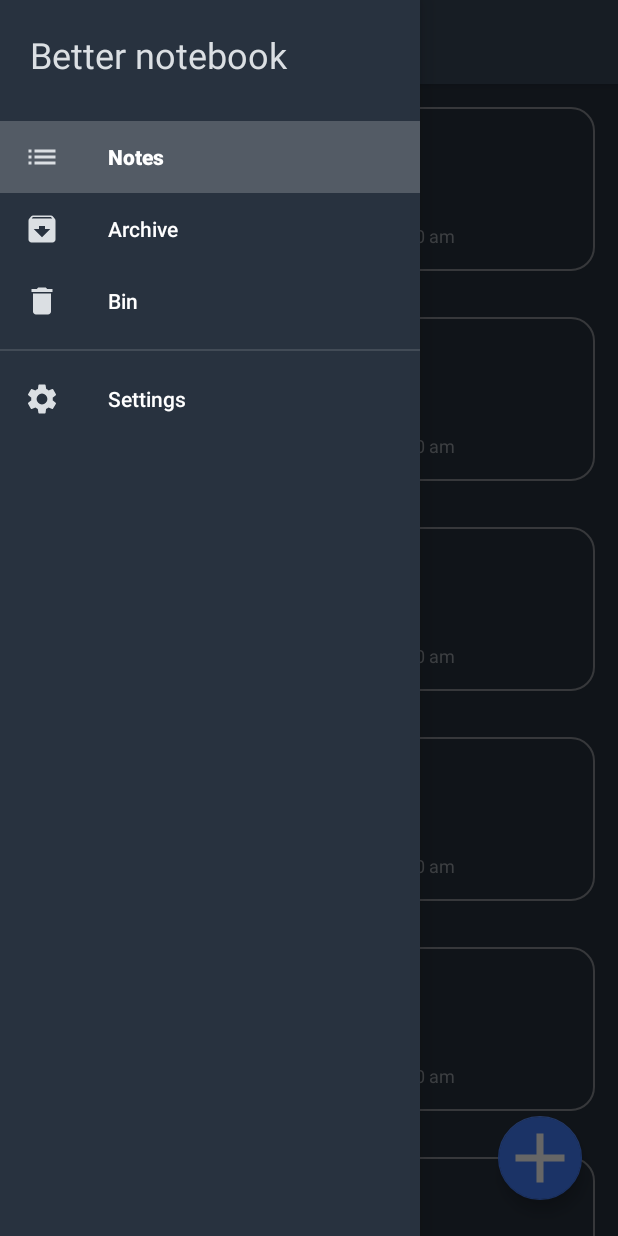
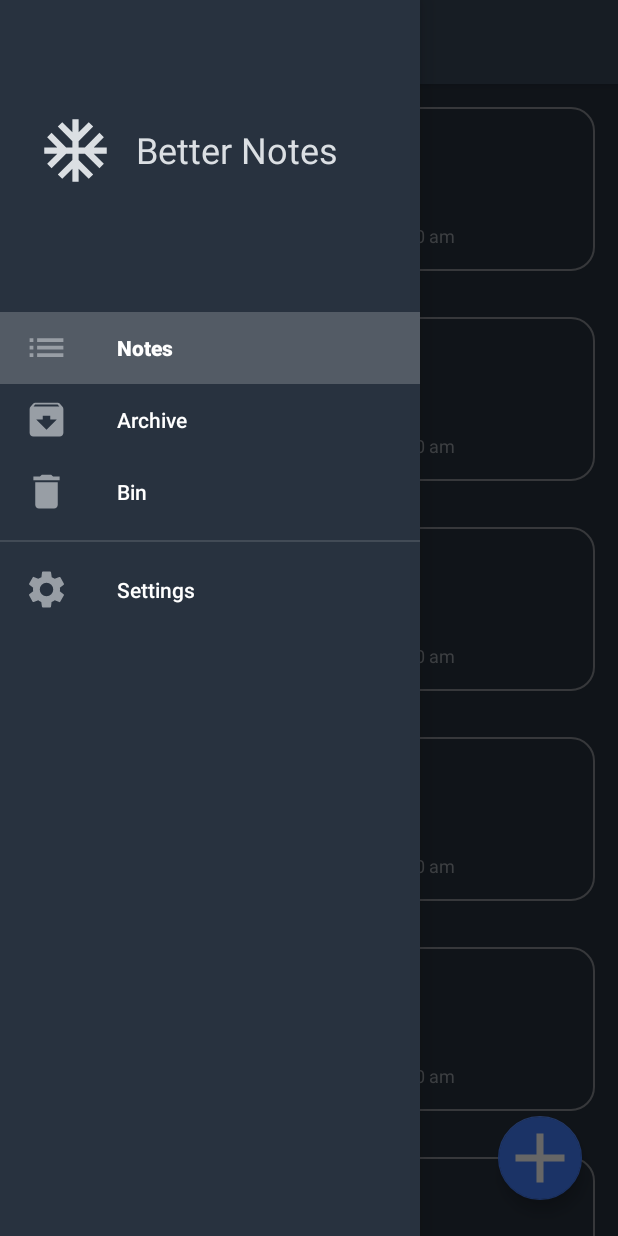
Before and after one commit to akhill4054/android-note-app-Kotlin, an Android app: the screen it shows after launch (MainActivity), with the side drawer open, on a phone screen of 412 x 824 dp. Run offline under Robolectric (Android 15) with nearby library versions, the phone set to English and light mode, and no system bars; our stand-ins replace Room's generated code, navigation-ui; 4 statements that could not run were skipped.

Commit message:
hello-world!!

```diff
--- a/app/src/main/java/com/example/notebookapp/Util.kt
+++ b/app/src/main/java/com/example/notebookapp/RecyclerView.kt
@@ -1,5 +1,7 @@
 package com.example.notebookapp
 
+import android.text.Layout
+import android.util.Log
 import android.view.LayoutInflater
 import android.view.View
 import android.view.ViewGroup
@@ -8,17 +10,23 @@ import androidx.recyclerview.widget.RecyclerView
 import com.example.notebookapp.database.Note
 
 
-class ItemViewHolder(itemView: View, val onNoteListener: NoteAdapter.OnNoteClickListener): RecyclerView.ViewHolder(itemView), View.OnClickListener {
+class ItemViewHolder(itemView: View, val onNoteListener: NoteAdapter.OnNoteClickListener) :
+    RecyclerView.ViewHolder(itemView), View.OnClickListener, View.OnLongClickListener {
+    val rootView = itemView.findViewById<View>(R.id.root_view)
     val noteTitle = itemView.findViewById<TextView>(R.id.note_title)
     val noteContent = itemView.findViewById<TextView>(R.id.note_content)
     val noteAddedAt = itemView.findViewById(R.id.note_added_at) as TextView
 
     init {
         itemView.setOnClickListener(this)
+        itemView.setOnLongClickListener(this)
     }
 
     companion object {
-        fun from(parent: ViewGroup, onNoteListener: NoteAdapter.OnNoteClickListener): ItemViewHolder {
+        fun from(
+            parent: ViewGroup,
+            onNoteListener: NoteAdapter.OnNoteClickListener
+        ): ItemViewHolder {
             val layoutInflater = LayoutInflater.from(parent.context)
 
             val view = layoutInflater.inflate(R.layout.list_item_view, parent, false)
@@ -28,13 +36,28 @@ class ItemViewHolder(itemView: View, val onNoteListener: NoteAdapter.OnNoteClick
     }
 
     override fun onClick(v: View?) {
-        onNoteListener.onNoteClick(adapterPosition)
+        onNoteListener.onClick(adapterPosition)
     }
+
+    override fun onLongClick(v: View?): Boolean {
+        onNoteListener.onLongClick(adapterPosition)
+        return true
+    }
+
 }
 
-class NoteAdapter(val onNoteListener: OnNoteClickListener): RecyclerView.Adapter<ItemViewHolder>() {
+class NoteAdapter(val onNoteListener: OnNoteClickListener) :
+    RecyclerView.Adapter<ItemViewHolder>() {
+
+    var isSelectionOn = false
 
     var data = listOf<Note>()
+        set(value) {
+            field = value
+            notifyDataSetChanged()
+        }
+
+    var selectedItemPositions = Array(0) { -1 }
 
     override fun getItemCount() = data.size
 
@@ -55,6 +78,12 @@ class NoteAdapter(val onNoteListener: OnNoteClickListener): RecyclerView.Adapter
             holder.noteTitle.visibility = View.VISIBLE
             holder.noteContent.visibility = View.VISIBLE
         }
+
+        if (isSelectionOn && selectedItemPositions[position] == 1) {
+            holder.rootView.setBackgroundResource(R.drawable.selected_ripple)
+        } else {
+            holder.rootView.setBackgroundResource(R.drawable.ripple)
+        }
     }
 
     override fun onCreateViewHolder(parent: ViewGroup, viewType: Int): ItemViewHolder {
@@ -62,7 +91,9 @@ class NoteAdapter(val onNoteListener: OnNoteClickListener): RecyclerView.Adapter
     }
 
     interface OnNoteClickListener {
-        fun onNoteClick(position: Int)
+        fun onClick(position: Int)
+
+        fun onLongClick(position: Int)
     }
 
 }
--- a/app/src/main/java/com/example/notebookapp/database/NoteDatabase.kt
+++ b/app/src/main/java/com/example/notebookapp/database/NoteDatabase.kt
@@ -28,7 +28,7 @@ abstract class NoteDatabase: RoomDatabase() {
 
                     noteDao.clear()
 
-                    for (i in 1..10)
+                    for (i in 1..20)
                         noteDao.insert(
                             Note(
                                 title = "Sample note $i",
--- a/app/src/main/java/com/example/notebookapp/viewmodels/SharedNoteViewmodel.kt
+++ b/app/src/main/java/com/example/notebookapp/viewmodels/SharedNoteViewmodel.kt
@@ -17,9 +17,18 @@ class SharedNoteViewmodel(application: Application): AndroidViewModel(applicatio
     private val repository: NoteRepository
     val allNotes: LiveData<List<Note>>
 
+    // Opened note position
     var position = -1
+
+    // Saving note
     var saveNoteFlag = MutableLiveData<Boolean>()
     var tempNote = MutableLiveData<Note>()
+
+    // Selection stuff!
+    var isSelectionOn = false
+    var isAllSelected = false
+    var selectedItemPositions = Array(0) { 0 }
+    var selectionCount = 0
 
     init {
         val noteDao = NoteDatabase.getInstance(application, viewModelScope).noteDao
--- /dev/null
+++ b/app/src/main/res/drawable/ic_ac_unit_black_24dp.xml
@@ -0,0 +1,5 @@
+<vector android:height="100dp" android:tint="#384A5A"
+    android:viewportHeight="24.0" android:viewportWidth="24.0"
+    android:width="100dp" xmlns:android="http://schemas.android.com/apk/res/android">
+    <path android:fillColor="#FF000000" android:pathData="M22,11h-4.17l3.24,-3.24 -1.41,-1.42L15,11h-2V9l4.66,-4.66 -1.42,-1.41L13,6.17V2h-2v4.17L7.76,2.93 6.34,4.34 11,9v2H9L4.34,6.34 2.93,7.76 6.17,11H2v2h4.17l-3.24,3.24 1.41,1.42L9,13h2v2l-4.66,4.66 1.42,1.41L11,17.83V22h2v-4.17l3.24,3.24 1.42,-1.41L13,15v-2h2l4.66,4.66 1.41,-1.42L17.83,13H22z"/>
+</vector>
--- /dev/null
+++ b/app/src/main/res/drawable/ic_cancel_white_24dp.xml
@@ -0,0 +1,5 @@
+<vector android:height="24dp" android:tint="#FFFFFF"
+    android:viewportHeight="24.0" android:viewportWidth="24.0"
+    android:width="24dp" xmlns:android="http://schemas.android.com/apk/res/android">
+    <path android:fillColor="#FF000000" android:pathData="M12,2C6.47,2 2,6.47 2,12s4.47,10 10,10 10,-4.47 10,-10S17.53,2 12,2zM17,15.59L15.59,17 12,13.41 8.41,17 7,15.59 10.59,12 7,8.41 8.41,7 12,10.59 15.59,7 17,8.41 13.41,12 17,15.59z"/>
+</vector>
--- /dev/null
+++ b/app/src/main/res/drawable/ic_check_box_outline_blank_white_24dp.xml
@@ -0,0 +1,5 @@
+<vector android:height="24dp" android:tint="#FFFFFF"
+    android:viewportHeight="24.0" android:viewportWidth="24.0"
+    android:width="24dp" xmlns:android="http://schemas.android.com/apk/res/android">
+    <path android:fillColor="#FF000000" android:pathData="M19,5v14H5V5h14m0,-2H5c-1.1,0 -2,0.9 -2,2v14c0,1.1 0.9,2 2,2h14c1.1,0 2,-0.9 2,-2V5c0,-1.1 -0.9,-2 -2,-2z"/>
+</vector>
--- /dev/null
+++ b/app/src/main/res/drawable/ic_check_box_white_24dp.xml
@@ -0,0 +1,5 @@
+<vector android:height="24dp" android:tint="#FFFFFF"
+    android:viewportHeight="24.0" android:viewportWidth="24.0"
+    android:width="24dp" xmlns:android="http://schemas.android.com/apk/res/android">
+    <path android:fillColor="#FF000000" android:pathData="M19,3L5,3c-1.11,0 -2,0.9 -2,2v14c0,1.1 0.89,2 2,2h14c1.11,0 2,-0.9 2,-2L21,5c0,-1.1 -0.89,-2 -2,-2zM10,17l-5,-5 1.41,-1.41L10,14.17l7.59,-7.59L19,8l-9,9z"/>
+</vector>
--- /dev/null
+++ b/app/src/main/res/drawable/ic_close_white_24dp.xml
@@ -0,0 +1,5 @@
+<vector android:height="24dp" android:tint="#FFFFFF"
+    android:viewportHeight="24.0" android:viewportWidth="24.0"
+    android:width="24dp" xmlns:android="http://schemas.android.com/apk/res/android">
+    <path android:fillColor="#FF000000" android:pathData="M19,6.41L17.59,5 12,10.59 6.41,5 5,6.41 10.59,12 5,17.59 6.41,19 12,13.41 17.59,19 19,17.59 13.41,12z"/>
+</vector>
--- /dev/null
+++ b/app/src/main/res/drawable/ic_note_black_24dp.xml
@@ -0,0 +1,5 @@
+<vector android:height="50dp" android:tint="#384A5A"
+    android:viewportHeight="24.0" android:viewportWidth="24.0"
+    android:width="50dp" xmlns:android="http://schemas.android.com/apk/res/android">
+    <path android:fillColor="#FF000000" android:pathData="M22,10l-6,-6L4,4c-1.1,0 -2,0.9 -2,2v12.01c0,1.1 0.9,1.99 2,1.99l16,-0.01c1.1,0 2,-0.89 2,-1.99v-8zM15,5.5l5.5,5.5L15,11L15,5.5z"/>
+</vector>
--- /dev/null
+++ b/app/src/main/res/drawable/selected_ripple.xml
@@ -0,0 +1,11 @@
+<?xml version="1.0" encoding="utf-8"?>
+<ripple xmlns:android="http://schemas.android.com/apk/res/android"
+    android:color="?android:attr/colorControlHighlight">
+    <item android:id="@android:id/mask">
+        <shape android:shape="rectangle">
+            <solid android:color="#000000"/>
+            <corners android:radius="15dp"/>
+        </shape>
+    </item>
+    <item android:drawable="@drawable/slected_round_corners"/>
+</ripple>
--- /dev/null
+++ b/app/src/main/res/drawable/slected_round_corners.xml
@@ -0,0 +1,9 @@
+<?xml version="1.0" encoding="utf-8"?>
+<shape xmlns:android="http://schemas.android.com/apk/res/android"
+    android:shape="rectangle">
+    <solid android:color="?attr/colorControlHighlight"/>
+    <corners android:radius="15dp" />
+    <stroke
+        android:width="2dp"
+        android:color="?attr/textColor" />
+</shape>
--- a/app/src/main/res/layout/activity_main.xml
+++ b/app/src/main/res/layout/activity_main.xml
@@ -25,6 +25,16 @@
                 android:elevation="5dp"
                 app:layout_constraintTop_toTopOf="parent"
                 app:titleTextColor="?attr/textColor" />
+
+            <androidx.appcompat.widget.Toolbar
+                android:id="@+id/overlay_toolbar"
+                android:layout_width="match_parent"
+                android:layout_height="wrap_content"
+                android:background="@color/darkSnackbarColor"
+                android:visibility="gone"
+                android:elevation="5dp"
+                app:layout_constraintTop_toTopOf="parent"
+                app:titleTextColor="@color/lightThemeBackground" />
 
             <com.google.android.material.floatingactionbutton.FloatingActionButton
                 android:id="@+id/btn_action"
@@ -60,7 +70,7 @@
         android:layout_width="wrap_content"
         android:layout_height="match_parent"
         android:background="?attr/backgroundColor"
-        app:itemIconTint="?attr/lightTextColor"
+        app:itemIconTint="?attr/veryLightTextColor"
         app:itemTextColor="?attr/textColor"
         android:id="@+id/nav_view"
         android:layout_gravity="start"
--- a/app/src/main/res/layout/list_item_view.xml
+++ b/app/src/main/res/layout/list_item_view.xml
@@ -2,13 +2,13 @@
 <androidx.constraintlayout.widget.ConstraintLayout xmlns:android="http://schemas.android.com/apk/res/android"
     xmlns:app="http://schemas.android.com/apk/res-auto"
     xmlns:tools="http://schemas.android.com/tools"
+    android:id="@+id/root_view"
     android:layout_width="match_parent"
     android:layout_height="wrap_content"
     android:layout_marginLeft="15dp"
     android:layout_marginTop="15dp"
     android:layout_marginRight="15dp"
     android:layout_marginBottom="15dp"
-    android:background="@drawable/ripple"
     android:padding="15dp"
     tools:background="?attr/backgroundColor">
 
--- a/app/src/main/res/layout/nav_header.xml
+++ b/app/src/main/res/layout/nav_header.xml
@@ -1,16 +1,27 @@
 <?xml version="1.0" encoding="utf-8"?>
 <LinearLayout xmlns:android="http://schemas.android.com/apk/res/android"
+    xmlns:app="http://schemas.android.com/apk/res-auto"
     android:layout_width="match_parent"
-    android:layout_height="wrap_content"
-    android:orientation="vertical">
+    android:layout_height="200dp"
+    android:orientation="horizontal">
+
+    <ImageView
+        android:id="@+id/imageView"
+        android:layout_width="75dp"
+        android:layout_height="match_parent"
+        android:tint="?attr/lightTextColor"
+        android:paddingStart="25dp"
+        android:scaleType="centerInside"
+        app:srcCompat="@drawable/ic_ac_unit_black_24dp" />
 
     <TextView
         android:id="@+id/text_header"
-        android:layout_width="match_parent"
-        android:layout_height="wrap_content"
-        android:padding="20dp"
-        android:paddingLeft="30dp"
-        android:text="Better notebook"
+        android:layout_width="wrap_content"
+        android:layout_height="match_parent"
+        android:gravity="center"
+        android:padding="15dp"
+        android:text="Better Notes"
         android:textColor="?attr/lightTextColor"
         android:textSize="24sp" />
+
 </LinearLayout>
--- /dev/null
+++ b/app/src/main/res/menu/selection_menu.xml
@@ -0,0 +1,25 @@
+<?xml version="1.0" encoding="utf-8"?>
+<menu xmlns:app="http://schemas.android.com/apk/res-auto"
+    xmlns:android="http://schemas.android.com/apk/res/android">
+
+    <item
+        android:id="@+id/select_all"
+        android:icon="@drawable/ic_check_box_outline_blank_white_24dp"
+        android:title="Select all"
+        app:showAsAction="always" />
+    <item
+        android:id="@+id/delete_selection"
+        android:icon="@drawable/ic_delete_white_24dp"
+        android:title="Delete"
+        app:showAsAction="always" />
+    <item
+        android:id="@+id/archive_selection"
+        android:icon="@drawable/ic_archive_white_24dp"
+        android:title="Archive"
+        app:showAsAction="always" />
+    <item
+        android:id="@+id/cancel_selection"
+        android:icon="@drawable/ic_close_white_24dp"
+        android:title="Cancel"
+        app:showAsAction="always" />
+</menu>
--- a/app/src/main/res/values/colors.xml
+++ b/app/src/main/res/values/colors.xml
@@ -8,4 +8,6 @@
     <color name="lightThemeBackground">#FAFAFA</color>
     <color name="lightSnackbarColor">#485567</color>
     <color name="darkSnackbarColor">#151C25</color>
+    <color name="darkToolbarColor">@color/colorPrimary</color>
+    <color name="lightToolbarColor">@color/lightThemeBackground</color>
 </resources>
--- a/app/src/main/res/values/dimes.xml
+++ b/app/src/main/res/values/dimes.xml
@@ -2,4 +2,5 @@
     <!-- Default screen margins, per the Android Design guidelines. -->
     <dimen name="fab_margin">16dp</dimen>
     <dimen name="design_fab_image_size" tools:override="true">56dp</dimen>
+    <dimen name="design_navigation_icon_size" tools:overeide="true">30dp</dimen>
 </resources>
```
Also changed, not shown: app/src/main/java/com/example/notebookapp/MainActivity.kt (+33 -0 lines), app/src/main/java/com/example/notebookapp/fragments_main_activity/FragmentNoteList.kt (+151 -7 lines).
